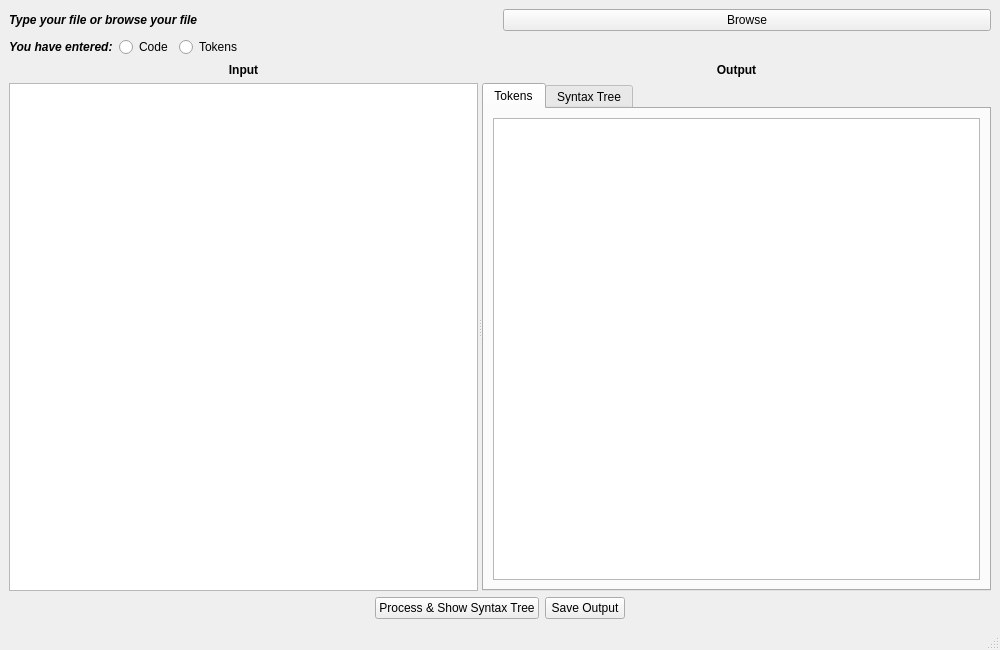
Before: the Qt Designer form GUI/Parser_Project/inputwindow.ui in Hazem-A0/Tiny-Language-Scanner, drawn with Qt 5.
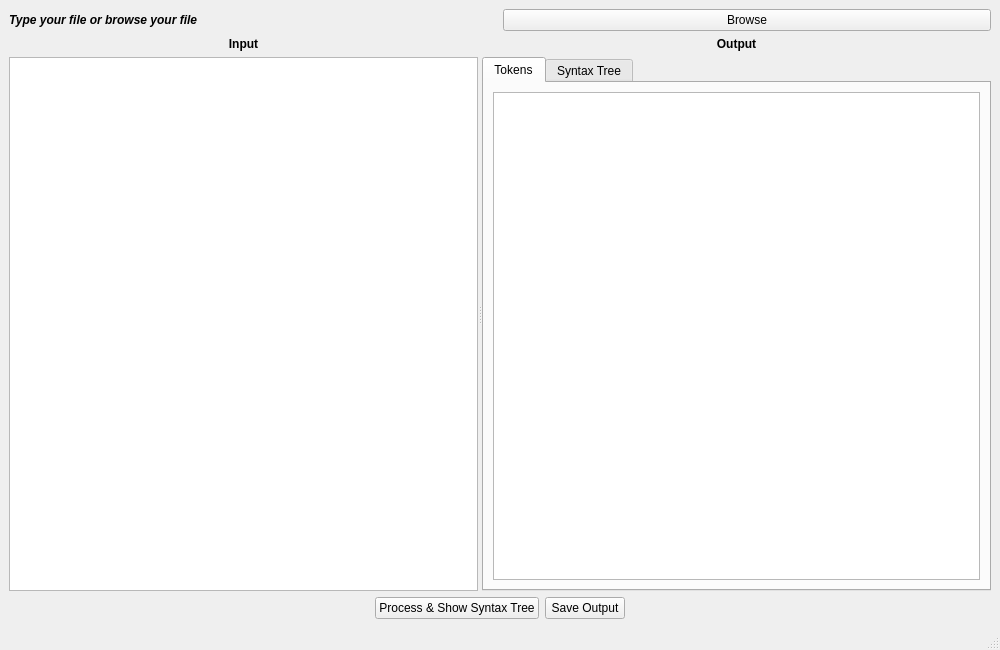
After: the same form once the commit is applied.

```diff
--- a/GUI/Parser_Project/inputwindow.ui
+++ b/GUI/Parser_Project/inputwindow.ui
@@ -39,50 +39,6 @@
       </item>
      </layout>
     </item>
-    <item>
-     <layout class="QHBoxLayout" name="horizontalLayout_3">
-      <item>
-       <widget class="QLabel" name="label_3">
-        <property name="font">
-         <font>
-          <italic>true</italic>
-          <bold>true</bold>
-         </font>
-        </property>
-        <property name="text">
-         <string>You have entered:</string>
-        </property>
-       </widget>
-      </item>
-      <item>
-       <widget class="QRadioButton" name="radioButton">
-        <property name="text">
-         <string>Code</string>
-        </property>
-       </widget>
-      </item>
-      <item>
-       <widget class="QRadioButton" name="radioButton_2">
-        <property name="text">
-         <string>Tokens</string>
-        </property>
-       </widget>
-      </item>
-      <item>
-       <spacer name="horizontalSpacer">
-        <property name="orientation">
-         <enum>Qt::Horizontal</enum>
-        </property>
-        <property name="sizeHint" stdset="0">
-         <size>
-          <width>40</width>
-          <height>20</height>
-         </size>
-        </property>
-       </spacer>
-      </item>
-     </layout>
-    </item>
     <item>
      <widget class="QSplitter" name="splitter">
       <property name="orientation">
```
